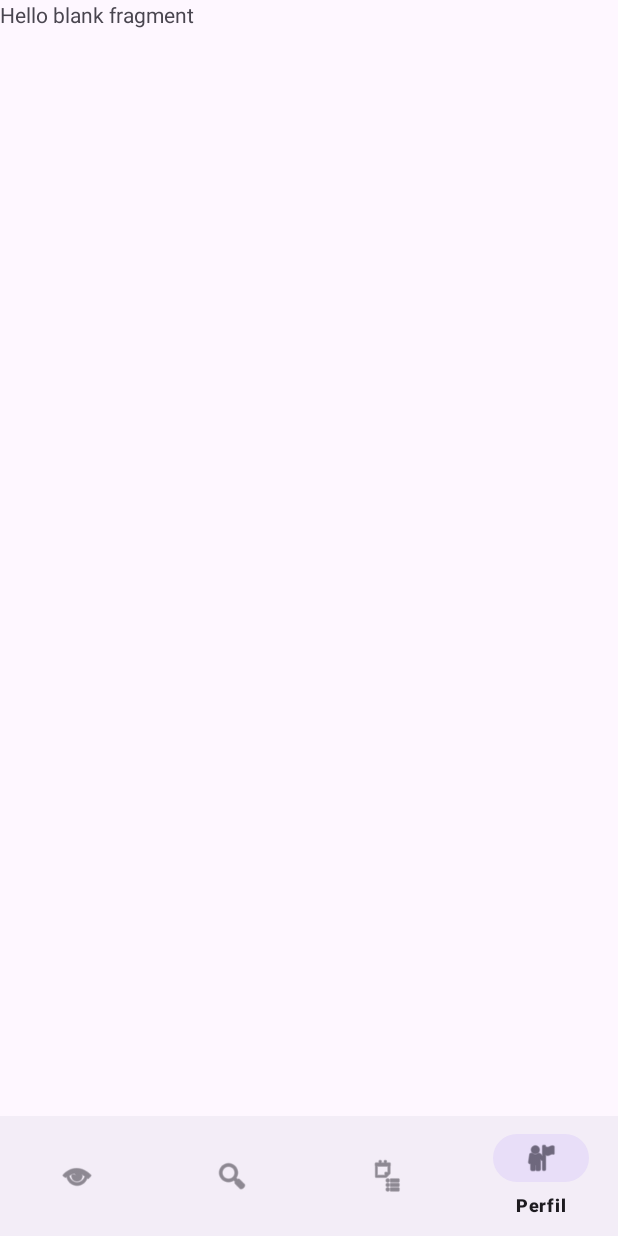
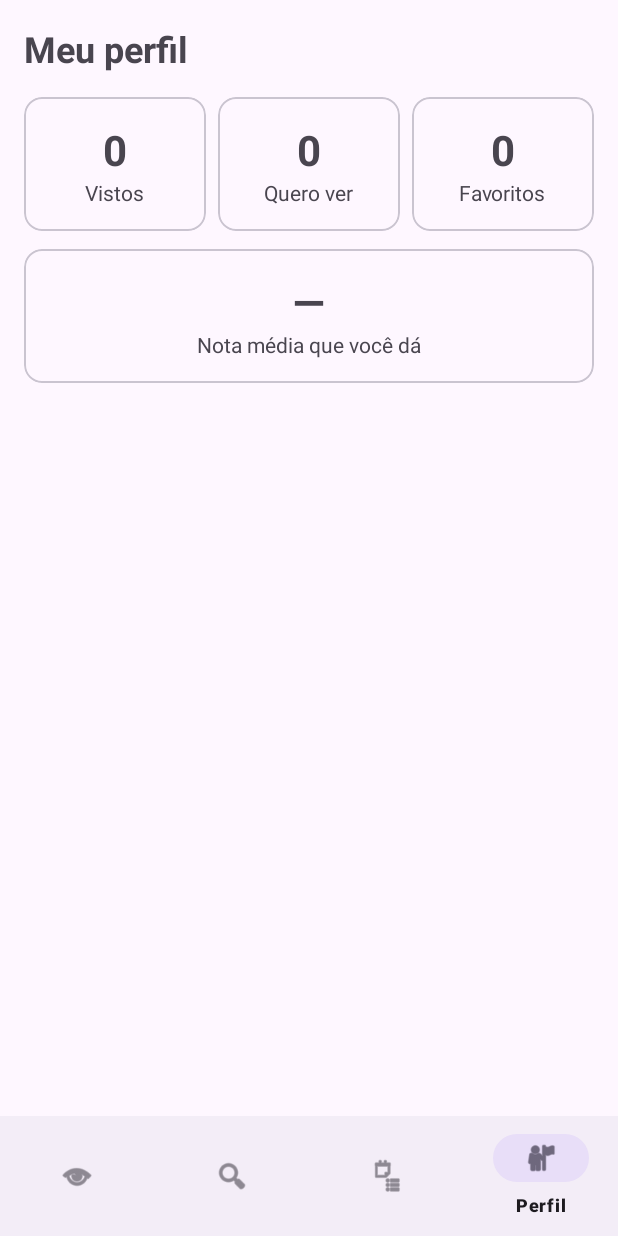
Before and after one commit to yurifariasx/lumiere, an Android app: the ProfileFragment screen opened through its navigation route, on a phone screen of 412 x 824 dp. Run offline under Robolectric (Android 15) with nearby library versions, the phone set to English and light mode, and no system bars; our stand-ins replace Room's generated code, navigation-ui; pictures from the network do not load.

Commit message:
feat: implementa tela de Perfil com estatísticas

```diff
--- a/app/src/main/java/com/example/lumiere/ProfileFragment.kt
+++ b/app/src/main/java/com/example/lumiere/ProfileFragment.kt
@@ -1,59 +1,47 @@
 package com.example.lumiere
 
 import android.os.Bundle
-import androidx.fragment.app.Fragment
 import android.view.LayoutInflater
 import android.view.View
 import android.view.ViewGroup
+import androidx.fragment.app.Fragment
+import androidx.fragment.app.viewModels
+import androidx.lifecycle.Lifecycle
+import androidx.lifecycle.lifecycleScope
+import androidx.lifecycle.repeatOnLifecycle
+import com.example.lumiere.databinding.FragmentProfileBinding
+import com.example.lumiere.ui.ProfileViewModel
+import kotlinx.coroutines.launch
 
-// TODO: Rename parameter arguments, choose names that match
-// the fragment initialization parameters, e.g. ARG_ITEM_NUMBER
-private const val ARG_PARAM1 = "param1"
-private const val ARG_PARAM2 = "param2"
+class ProfileFragment : Fragment() {
 
-/**
- * A simple [Fragment] subclass.
- * Use the [ProfileFragment.newInstance] factory method to
- * create an instance of this fragment.
- */
-class ProfileFragment : Fragment() {
-    // TODO: Rename and change types of parameters
-    private var param1: String? = null
-    private var param2: String? = null
+    private var _binding: FragmentProfileBinding? = null
+    private val binding get() = _binding!!
+    private val viewModel: ProfileViewModel by viewModels()
 
-    override fun onCreate(savedInstanceState: Bundle?) {
-        super.onCreate(savedInstanceState)
-        arguments?.let {
-            param1 = it.getString(ARG_PARAM1)
-            param2 = it.getString(ARG_PARAM2)
+    override fun onCreateView(
+        inflater: LayoutInflater, container: ViewGroup?, savedInstanceState: Bundle?
+    ): View {
+        _binding = FragmentProfileBinding.inflate(inflater, container, false)
+        return binding.root
+    }
+
+    override fun onViewCreated(view: View, savedInstanceState: Bundle?) {
+        viewLifecycleOwner.lifecycleScope.launch {
+            viewLifecycleOwner.repeatOnLifecycle(Lifecycle.State.STARTED) {
+                viewModel.stats.collect { stats ->
+                    binding.tvWatched.text = stats.watched.toString()
+                    binding.tvWant.text = stats.wantToWatch.toString()
+                    binding.tvFavorites.text = stats.favorites.toString()
+                    binding.tvAverage.text =
+                        stats.averageRating?.let { "★ %.1f".format(it) } ?: "—"
+                }
+            }
         }
     }
 
-    override fun onCreateView(
-        inflater: LayoutInflater, container: ViewGroup?,
-        savedInstanceState: Bundle?
-    ): View? {
-        // Inflate the layout for this fragment
-        return inflater.inflate(R.layout.fragment_profile, container, false)
-    }
-
-    companion object {
-        /**
-         * Use this factory method to create a new instance of
-         * this fragment using the provided parameters.
-         *
-         * @param param1 Parameter 1.
-         * @param param2 Parameter 2.
-         * @return A new instance of fragment ProfileFragment.
-         */
-        // TODO: Rename and change types and number of parameters
-        @JvmStatic
-        fun newInstance(param1: String, param2: String) =
-            ProfileFragment().apply {
-                arguments = Bundle().apply {
-                    putString(ARG_PARAM1, param1)
-                    putString(ARG_PARAM2, param2)
-                }
-            }
+    override fun onDestroyView() {
+        super.onDestroyView()
+        _binding = null
     }
 }
--- a/app/src/main/res/layout/fragment_profile.xml
+++ b/app/src/main/res/layout/fragment_profile.xml
@@ -1,14 +1,125 @@
 <?xml version="1.0" encoding="utf-8"?>
-<FrameLayout xmlns:android="http://schemas.android.com/apk/res/android"
-    xmlns:tools="http://schemas.android.com/tools"
+<ScrollView xmlns:android="http://schemas.android.com/apk/res/android"
     android:layout_width="match_parent"
-    android:layout_height="match_parent"
-    tools:context=".ProfileFragment">
+    android:layout_height="match_parent">
 
-    <!-- TODO: Update blank fragment layout -->
-    <TextView
+    <LinearLayout
         android:layout_width="match_parent"
-        android:layout_height="match_parent"
-        android:text="@string/hello_blank_fragment" />
+        android:layout_height="wrap_content"
+        android:orientation="vertical"
+        android:padding="16dp">
 
-</FrameLayout>
+        <TextView
+            android:layout_width="match_parent"
+            android:layout_height="wrap_content"
+            android:text="Meu perfil"
+            android:textSize="24sp"
+            android:textStyle="bold" />
+
+        <LinearLayout
+            android:layout_width="match_parent"
+            android:layout_height="wrap_content"
+            android:layout_marginTop="16dp"
+            android:orientation="horizontal">
+
+            <com.google.android.material.card.MaterialCardView
+                android:layout_width="0dp"
+                android:layout_height="wrap_content"
+                android:layout_weight="1"
+                android:layout_marginEnd="8dp">
+                <LinearLayout
+                    android:layout_width="match_parent"
+                    android:layout_height="wrap_content"
+                    android:orientation="vertical"
+                    android:gravity="center"
+                    android:padding="16dp">
+                    <TextView
+                        android:id="@+id/tvWatched"
+                        android:layout_width="wrap_content"
+                        android:layout_height="wrap_content"
+                        android:text="0"
+                        android:textSize="28sp"
+                        android:textStyle="bold" />
+                    <TextView
+                        android:layout_width="wrap_content"
+                        android:layout_height="wrap_content"
+                        android:text="Vistos" />
+                </LinearLayout>
+            </com.google.android.material.card.MaterialCardView>
+
+            <com.google.android.material.card.MaterialCardView
+                android:layout_width="0dp"
+                android:layout_height="wrap_content"
+                android:layout_weight="1"
+                android:layout_marginEnd="8dp">
+                <LinearLayout
+                    android:layout_width="match_parent"
+                    android:layout_height="wrap_content"
+                    android:orientation="vertical"
+                    android:gravity="center"
+                    android:padding="16dp">
+                    <TextView
+                        android:id="@+id/tvWant"
+                        android:layout_width="wrap_content"
+                        android:layout_height="wrap_content"
+                        android:text="0"
+                        android:textSize="28sp"
+                        android:textStyle="bold" />
+                    <TextView
+                        android:layout_width="wrap_content"
+                        android:layout_height="wrap_content"
+                        android:text="Quero ver" />
+                </LinearLayout>
+            </com.google.android.material.card.MaterialCardView>
+
+            <com.google.android.material.card.MaterialCardView
+                android:layout_width="0dp"
+                android:layout_height="wrap_content"
+                android:layout_weight="1">
+                <LinearLayout
+                    android:layout_width="match_parent"
+                    android:layout_height="wrap_content"
+                    android:orientation="vertical"
+                    android:gravity="center"
+                    android:padding="16dp">
+                    <TextView
+                        android:id="@+id/tvFavorites"
+                        android:layout_width="wrap_content"
+                        android:layout_height="wrap_content"
+                        android:text="0"
+                        android:textSize="28sp"
+                        android:textStyle="bold" />
+                    <TextView
+                        android:layout_width="wrap_content"
+                        android:layout_height="wrap_content"
+                        android:text="Favoritos" />
+                </LinearLayout>
+            </com.google.android.material.card.MaterialCardView>
+        </LinearLayout>
+
+        <com.google.android.material.card.MaterialCardView
+            android:layout_width="match_parent"
+            android:layout_height="wrap_content"
+            android:layout_marginTop="12dp">
+            <LinearLayout
+                android:layout_width="match_parent"
+                android:layout_height="wrap_content"
+                android:orientation="vertical"
+                android:gravity="center"
+                android:padding="16dp">
+                <TextView
+                    android:id="@+id/tvAverage"
+                    android:layout_width="wrap_content"
+                    android:layout_height="wrap_content"
+                    android:text="—"
+                    android:textSize="28sp"
+                    android:textStyle="bold" />
+                <TextView
+                    android:layout_width="wrap_content"
+                    android:layout_height="wrap_content"
+                    android:text="Nota média que você dá" />
+            </LinearLayout>
+        </com.google.android.material.card.MaterialCardView>
+
+    </LinearLayout>
+</ScrollView>
```
